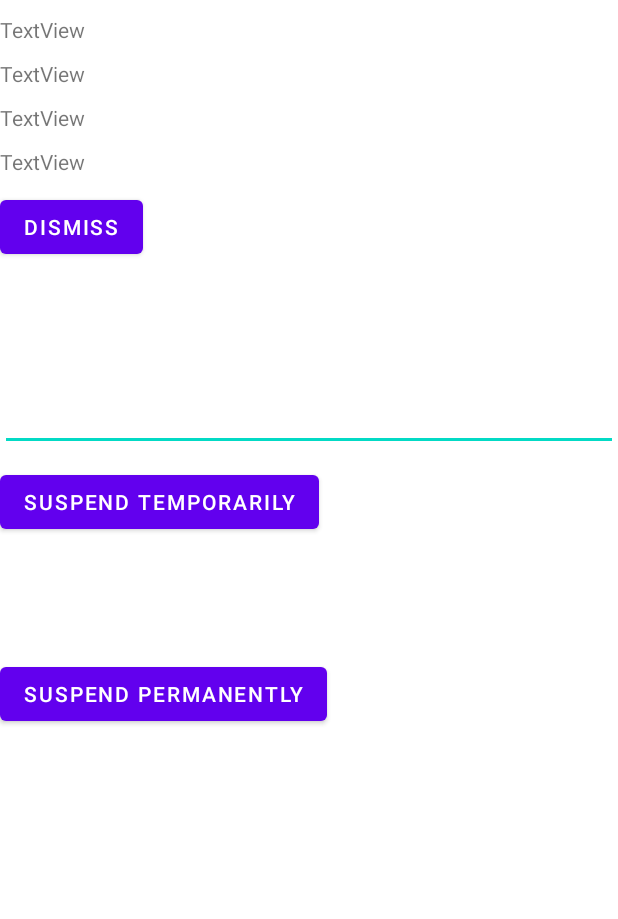
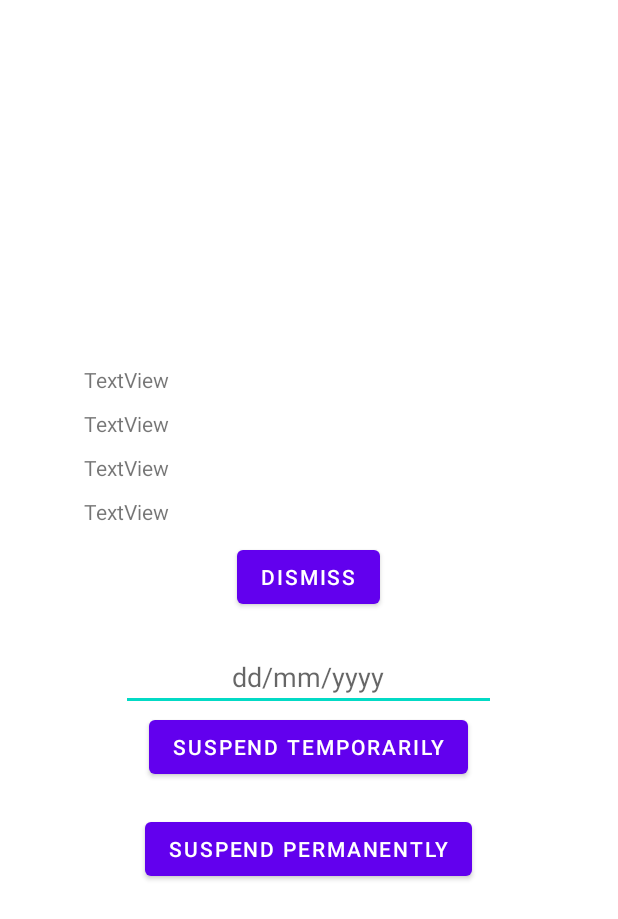
Before and after one commit to kevinluong21/mealer-project, an Android app: the layout action_dialog.xml on its own in the app's theme, with its tools: preview values and no code run, on a phone screen of 412 x 824 dp. Shown: the top 919 px of the screen. Run offline under Robolectric (Android 15) with nearby library versions, the phone set to English and light mode, and no system bars.

```diff
--- a/app/src/main/java/com/seg2105/mealer_project/MainActivity.java
+++ b/app/src/main/java/com/seg2105/mealer_project/MainActivity.java
@@ -32,7 +32,7 @@ public class MainActivity extends Activity {
     protected static Cook loggedInCook; //stores the Cook that is logged in
     protected static Client loggedInClient; //stores the Client that is logged in
 
-    protected static DatabaseReference complaints; // refers to firabase database the list of complaints
+    protected static DatabaseReference complaints; // refers to firebase database the list of complaints
 
 
     @Override
--- a/app/src/main/res/layout/action_dialog.xml
+++ b/app/src/main/res/layout/action_dialog.xml
@@ -2,7 +2,9 @@
 <LinearLayout xmlns:android="http://schemas.android.com/apk/res/android"
     android:layout_width="match_parent"
     android:layout_height="match_parent"
+    android:gravity="center"
     android:orientation="vertical">
+
     <Space
         android:layout_width="10dp"
         android:layout_height="10dp" />
@@ -10,34 +12,7 @@
 
     <TextView
         android:id="@+id/textViewComplaintName"
-        android:layout_width="match_parent"
-        android:layout_height="wrap_content"
-        android:text="TextView" />
-    <Space
-        android:layout_width="10dp"
-        android:layout_height="10dp" />
-
-    <TextView
-        android:id="@+id/txtViewComplaintDescription"
-        android:layout_width="match_parent"
-        android:layout_height="wrap_content"
-        android:text="TextView" />
-    <Space
-        android:layout_width="10dp"
-        android:layout_height="10dp" />
-
-    <TextView
-        android:id="@+id/textViewClient"
-        android:layout_width="match_parent"
-        android:layout_height="wrap_content"
-        android:text="TextView" />
-    <Space
-        android:layout_width="10dp"
-        android:layout_height="10dp" />
-
-    <TextView
-        android:id="@+id/textViewCook"
-        android:layout_width="match_parent"
+        android:layout_width="300dp"
         android:layout_height="wrap_content"
         android:text="TextView" />
 
@@ -45,11 +20,35 @@
         android:layout_width="10dp"
         android:layout_height="10dp" />
 
-    <LinearLayout
-        android:layout_width="match_parent"
-        android:layout_height="match_parent"
-        android:layout_weight="1"
-        android:orientation="vertical">
+    <TextView
+        android:id="@+id/txtViewComplaintDescription"
+        android:layout_width="300dp"
+        android:layout_height="wrap_content"
+        android:text="TextView" />
+
+    <Space
+        android:layout_width="10dp"
+        android:layout_height="10dp" />
+
+    <TextView
+        android:id="@+id/textViewClient"
+        android:layout_width="300dp"
+        android:layout_height="wrap_content"
+        android:text="TextView" />
+
+    <Space
+        android:layout_width="10dp"
+        android:layout_height="10dp" />
+
+    <TextView
+        android:id="@+id/textViewCook"
+        android:layout_width="300dp"
+        android:layout_height="wrap_content"
+        android:text="TextView" />
+
+    <Space
+        android:layout_width="10dp"
+        android:layout_height="10dp" />
 
     <Button
         android:id="@+id/btnDismiss"
@@ -60,29 +59,27 @@
 
     <Space
         android:layout_width="10dp"
-            android:layout_height="80dp" />
-
+        android:layout_height="20dp" />
 
     <EditText
         android:id="@+id/editTextDate"
-            android:layout_width="match_parent"
+        android:layout_width="250dp"
         android:layout_height="wrap_content"
         android:ems="10"
+        android:gravity="center"
+        android:hint="dd/mm/yyyy"
         android:inputType="date" />
 
-        <Space
-            android:layout_width="10dp"
-            android:layout_height="10dp" />
     <Button
         android:id="@+id/btnSuspendTemp"
-            android:gravity="center"
         android:layout_width="wrap_content"
         android:layout_height="wrap_content"
+        android:gravity="center"
         android:text="Suspend Temporarily" />
 
     <Space
         android:layout_width="10dp"
-            android:layout_height="80dp" />
+        android:layout_height="20dp" />
 
     <Button
         android:id="@+id/btnSuspendPerm"
@@ -90,7 +87,6 @@
         android:layout_height="wrap_content"
         android:gravity="center"
         android:text="Suspend permanently" />
-    </LinearLayout>
 
 
 </LinearLayout>
```
Also changed, not shown: app/src/main/java/com/seg2105/mealer_project/AdminComplaints.java (+0 -7 lines), app/src/main/java/com/seg2105/mealer_project/UserWelcome.java (+40 -0 lines). Lines whose indentation alone changed are shown as unchanged.
